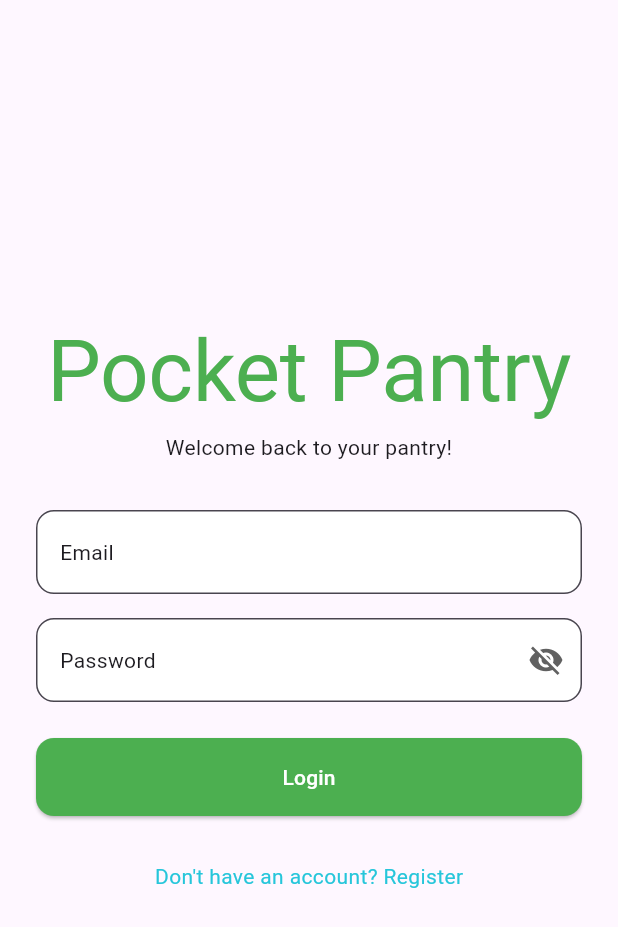
After one commit to manthan-chauhan-17/pocket-pantry-frontend, a Flutter app: the screen it shows after launch, after a tap on "Register", after a tap on "Already have an account? Login", on a phone screen of 412 x 824 dp. The commit adds this screen. Shown: the top 927 px of the screen. Run offline on Flutter 3.47's test engine with Material 3 defaults, Android fonts, the phone set to English and light mode, and no system bars; our stand-ins replace bloc, dio, equatable, flutter_bloc, google_fonts, retrofit; generated files the repository leaves out were written again; network calls fail.

Commit message:
--stable-- Auth Flow implemented with model and bloc

```diff
--- /dev/null
+++ b/lib/bloc/auth_bloc/auth_bloc.dart
@@ -0,0 +1,53 @@
+import 'dart:async';
+import 'dart:developer';
+
+import 'package:bloc/bloc.dart';
+import 'package:pocket_pantry_frontend/bloc/auth_bloc/auth_event.dart';
+import 'package:pocket_pantry_frontend/bloc/auth_bloc/auth_state.dart';
+import 'package:pocket_pantry_frontend/models/user_model.dart';
+import 'package:pocket_pantry_frontend/services/api_service/api/api.dart';
+
+class AuthBloc extends Bloc<AuthEvent, AuthState> {
+  UserModel userModel = UserModel();
+
+  AuthBloc() : super(AuthInitialState()) {
+    on<AuthRegisterEvent>(authRegister);
+    on<AuthLoginEvent>(authLogin);
+  }
+
+  FutureOr<void> authRegister(
+      AuthRegisterEvent event, Emitter<AuthState> emit) async {
+    emit(AuthRegisterLoadingState());
+    try {
+      userModel =
+          await Api.registerUser(event.name, event.email, event.password);
+
+      log(userModel.toString());
+      emit(AuthRegisterSuccessState());
+    } catch (error) {
+      log(error.toString(), name: "ERROR_BLOC");
+      emit(
+        AuthLoginErrorState(
+          error: error.toString(),
+        ),
+      );
+    }
+  }
+
+  FutureOr<void> authLogin(
+      AuthLoginEvent event, Emitter<AuthState> emit) async {
+    emit(AuthLoginLoadingState());
+
+    try {
+      userModel = await Api.loginUser(event.email, event.password);
+      emit(AuthLoginSuccessState());
+    } catch (error) {
+      log(error.toString(), name: "ERROR_BLOC");
+      emit(
+        AuthLoginErrorState(
+          error: error.toString(),
+        ),
+      );
+    }
+  }
+}
--- /dev/null
+++ b/lib/bloc/auth_bloc/auth_event.dart
@@ -0,0 +1,33 @@
+import 'package:equatable/equatable.dart';
+
+class AuthEvent extends Equatable {
+  @override
+  List<Object?> get props => [];
+}
+
+class AuthRegisterEvent extends AuthEvent {
+  final String name;
+  final String email;
+  final String password;
+
+  AuthRegisterEvent(
+      {required this.name, required this.email, required this.password});
+
+  @override
+  List<Object?> get props => [name, email, password];
+}
+
+class AuthLoginEvent extends AuthEvent {
+  final String email;
+  final String password;
+
+  AuthLoginEvent({required this.email, required this.password});
+
+  @override
+  List<Object?> get props => [email, password];
+}
+
+class AuthLogoutEvent extends AuthEvent {
+  @override
+  List<Object?> get props => [];
+}
--- /dev/null
+++ b/lib/bloc/auth_bloc/auth_state.dart
@@ -0,0 +1,36 @@
+import 'package:equatable/equatable.dart';
+
+class AuthState extends Equatable {
+  @override
+  List<Object?> get props => [];
+}
+
+class AuthInitialState extends AuthState {}
+
+// This state is used when the user is not authenticated
+class AuthRegisterLoadingState extends AuthState {}
+
+class AuthRegisterSuccessState extends AuthState {}
+
+class AuthRegisterErrorState extends AuthState {
+  final String error;
+
+  AuthRegisterErrorState({required this.error});
+
+  @override
+  List<Object?> get props => [error];
+}
+
+// This state is used when the user is trying to log in
+class AuthLoginLoadingState extends AuthState {}
+
+class AuthLoginSuccessState extends AuthState {}
+
+class AuthLoginErrorState extends AuthState {
+  final String error;
+
+  AuthLoginErrorState({required this.error});
+
+  @override
+  List<Object?> get props => [error];
+}
--- a/lib/main.dart
+++ b/lib/main.dart
@@ -1,6 +1,8 @@
 import 'package:flutter/material.dart';
-import 'package:pocket_pantry_frontend/screens/home_screen.dart';
+import 'package:pocket_pantry_frontend/bloc/auth_bloc/auth_bloc.dart';
+import 'package:pocket_pantry_frontend/screens/auth_screen/register_screen.dart';
 import 'package:pocket_pantry_frontend/services/api_service/api/api.dart';
+import 'package:flutter_bloc/flutter_bloc.dart';
 
 void main() {
   Api.checkHealthApi();
@@ -13,10 +15,17 @@ class MyApp extends StatelessWidget {
   // This widget is the root of your application.
   @override
   Widget build(BuildContext context) {
-    return MaterialApp(
-      debugShowCheckedModeBanner: false,
-      title: 'Pocket Pantry',
-      home: HomeScreen(),
+    return MultiBlocProvider(
+      providers: [
+        BlocProvider(
+          create: (context) => AuthBloc(),
+        ),
+      ],
+      child: MaterialApp(
+        debugShowCheckedModeBanner: false,
+        title: 'Pocket Pantry',
+        home: RegisterScreen(),
+      ),
     );
   }
 }
--- /dev/null
+++ b/lib/models/user_model.dart
@@ -0,0 +1,51 @@
+class UserModel {
+  int? statusCode;
+  Data? data;
+  String? message;
+  bool? success;
+
+  UserModel({this.statusCode, this.data, this.message, this.success});
+
+  UserModel.fromJson(Map<String, dynamic> json) {
+    statusCode = json['statusCode'];
+    data = json['data'] != null ? new Data.fromJson(json['data']) : null;
+    message = json['message'];
+    success = json['success'];
+  }
+
+  Map<String, dynamic> toJson() {
+    final Map<String, dynamic> data = new Map<String, dynamic>();
+    data['statusCode'] = this.statusCode;
+    if (this.data != null) {
+      data['data'] = this.data!.toJson();
+    }
+    data['message'] = this.message;
+    data['success'] = this.success;
+    return data;
+  }
+}
+
+class Data {
+  String? id;
+  String? name;
+  String? email;
+  String? token;
+
+  Data({this.id, this.name, this.email, this.token});
+
+  Data.fromJson(Map<String, dynamic> json) {
+    id = json['id'];
+    name = json['name'];
+    email = json['email'];
+    token = json['token'];
+  }
+
+  Map<String, dynamic> toJson() {
+    final Map<String, dynamic> data = new Map<String, dynamic>();
+    data['id'] = this.id;
+    data['name'] = this.name;
+    data['email'] = this.email;
+    data['token'] = this.token;
+    return data;
+  }
+}
--- /dev/null
+++ b/lib/screens/auth_screen/login_screen.dart
@@ -0,0 +1,176 @@
+import 'package:flutter/material.dart';
+import 'package:flutter_bloc/flutter_bloc.dart';
+import 'package:pocket_pantry_frontend/bloc/auth_bloc/auth_bloc.dart';
+import 'package:pocket_pantry_frontend/bloc/auth_bloc/auth_state.dart';
+import 'package:pocket_pantry_frontend/colors.dart';
+import 'package:pocket_pantry_frontend/screens/auth_screen/register_screen.dart';
+import 'package:pocket_pantry_frontend/screens/home_screen/home_screen.dart';
+import 'package:pocket_pantry_frontend/widgets/custom_text_field.dart';
+
+class LoginScreen extends StatefulWidget {
+  const LoginScreen({super.key});
+
+  @override
+  State<LoginScreen> createState() => _LoginScreenState();
+}
+
+class _LoginScreenState extends State<LoginScreen> {
+  final _formKey = GlobalKey<FormState>();
+  final _emailController = TextEditingController();
+  final _passwordController = TextEditingController();
+
+  @override
+  void dispose() {
+    _emailController.dispose();
+    _passwordController.dispose();
+    super.dispose();
+  }
+
+  @override
+  Widget build(BuildContext context) {
+    final textTheme = Theme.of(context).textTheme;
+    // final isDark = false; // make it toggle with bloc in future
+
+    return Scaffold(
+      body: BlocConsumer<AuthBloc, AuthState>(
+        listener: (context, state) {
+          if (state is AuthLoginErrorState) {
+            ScaffoldMessenger.of(context).showSnackBar(
+              SnackBar(
+                content: Text(
+                  state.error,
+                ),
+              ),
+            );
+          }
+
+          if (state is AuthLoginSuccessState) {
+            ScaffoldMessenger.of(context).showSnackBar(
+              SnackBar(
+                content: Text(
+                  "User Logged In Successfully",
+                ),
+              ),
+            );
+            Navigator.push(
+              context,
+              MaterialPageRoute(
+                builder: (context) => HomeScreen(),
+              ),
+            );
+          }
+        },
+        builder: (context, state) {
+          if (state is AuthLoginLoadingState) {
+            return Center(
+              child: CircularProgressIndicator(),
+            );
+          }
+          return Padding(
+            padding:
+                const EdgeInsets.symmetric(horizontal: 24.0, vertical: 32.0),
+            child: Form(
+              key: _formKey,
+              child: Column(
+                mainAxisAlignment: MainAxisAlignment.center,
+                crossAxisAlignment: CrossAxisAlignment.stretch,
+                children: [
+                  // App Logo or Title
+                  Text(
+                    'Pocket Pantry',
+                    style: textTheme.displayLarge?.copyWith(
+                      color: AppColors.primary,
+                    ),
+                    textAlign: TextAlign.center,
+                  ),
+                  const SizedBox(height: 8.0),
+                  Text(
+                    'Welcome back to your pantry!',
+                    style: textTheme.bodyMedium,
+                    textAlign: TextAlign.center,
+                  ),
+                  const SizedBox(height: 32.0),
+                  // Email Field
+                  CustomTextField(
+                    controller: _emailController,
+                    fieldType: FieldType.email,
+                    labelText: "Email",
+                    validator: (value) {
+                      if (value == null || value.isEmpty) {
+                        return 'Please enter your email';
+                      }
+                      if (!RegExp(r'^[\w-\.]+@([\w-]+\.)+[\w-]{2,4}$')
+                          .hasMatch(value)) {
+                        return 'Please enter a valid email';
+                      }
+                      return null;
+                    },
+                  ),
+                  const SizedBox(height: 16.0),
+                  // Password Field
+                  CustomTextField(
+                    controller: _passwordController,
+                    fieldType: FieldType.password,
+                    labelText: "Password",
+                    validator: (value) {
+                      if (value == null || value.isEmpty) {
+                        return 'Please enter your password';
+                      }
+                      if (value.length < 6) {
+                        return 'Password must be at least 6 characters';
+                      }
+                      return null;
+                    },
+                  ),
+                  const SizedBox(height: 24.0),
+                  // Login Button
+                  ElevatedButton(
+                    onPressed: () {
+                      if (_formKey.currentState!.validate()) {
+                        // Handle login logic here
+                        ScaffoldMessenger.of(context).showSnackBar(
+                          SnackBar(
+                            content: Text('Logging in...',
+                                style: textTheme.bodyMedium),
+                            backgroundColor: AppColors.success,
+                          ),
+                        );
+                      }
+                    },
+                    style: ElevatedButton.styleFrom(
+                      backgroundColor: AppColors.primary,
+                      foregroundColor: AppColors.lightSurface,
+                      padding: const EdgeInsets.symmetric(vertical: 16.0),
+                      shape: RoundedRectangleBorder(
+                        borderRadius: BorderRadius.circular(12.0),
+                      ),
+                    ),
+                    child: Text('Login',
+                        style: textTheme.labelLarge
+                            ?.copyWith(color: AppColors.lightSurface)),
+                  ),
+                  const SizedBox(height: 16.0),
+                  // Navigate to Register
+                  TextButton(
+                    onPressed: () {
+                      Navigator.push(
+                        context,
+                        MaterialPageRoute(
+                            builder: (context) => const RegisterScreen()),
+                      );
+                    },
+                    child: Text(
+                      'Don\'t have an account? Register',
+                      style: textTheme.bodyMedium
+                          ?.copyWith(color: AppColors.accent),
+                    ),
+                  ),
+                ],
+              ),
+            ),
+          );
+        },
+      ),
+    );
+  }
+}
--- /dev/null
+++ b/lib/screens/auth_screen/register_screen.dart
@@ -0,0 +1,205 @@
+import 'package:flutter/material.dart';
+import 'package:flutter_bloc/flutter_bloc.dart';
+import 'package:pocket_pantry_frontend/bloc/auth_bloc/auth_bloc.dart';
+import 'package:pocket_pantry_frontend/bloc/auth_bloc/auth_event.dart';
+import 'package:pocket_pantry_frontend/bloc/auth_bloc/auth_state.dart';
+import 'package:pocket_pantry_frontend/colors.dart';
+import 'package:pocket_pantry_frontend/screens/auth_screen/login_screen.dart';
+import 'package:pocket_pantry_frontend/screens/home_screen/home_screen.dart';
+import 'package:pocket_pantry_frontend/widgets/custom_text_field.dart';
+
+class RegisterScreen extends StatefulWidget {
+  const RegisterScreen({super.key});
+
+  @override
+  State<RegisterScreen> createState() => _RegisterScreenState();
+}
+
+class _RegisterScreenState extends State<RegisterScreen> {
+  final _formKey = GlobalKey<FormState>();
+  final _nameController = TextEditingController();
+  final _emailController = TextEditingController();
+  final _passwordController = TextEditingController();
+
+  @override
+  void dispose() {
+    _nameController.dispose();
+    _emailController.dispose();
+    _passwordController.dispose();
+    super.dispose();
+  }
+
+  @override
+  Widget build(BuildContext context) {
+    final textTheme = Theme.of(context).textTheme;
+
+    return Scaffold(
+      backgroundColor: AppColors.lightBackground,
+      appBar: AppBar(
+        backgroundColor: AppColors.lightBackground,
+        elevation: 0,
+        leading: IconButton(
+          icon: Icon(Icons.arrow_back, color: AppColors.lightIcon),
+          onPressed: () => Navigator.pop(context),
+        ),
+      ),
+      body: BlocConsumer<AuthBloc, AuthState>(
+        listener: (context, state) {
+          if (state is AuthRegisterErrorState) {
+            ScaffoldMessenger.of(context).showSnackBar(
+              SnackBar(
+                content: Text(
+                  state.error,
+                ),
+              ),
+            );
+          }
+
+          if (state is AuthRegisterSuccessState) {
+            ScaffoldMessenger.of(context).showSnackBar(
+              SnackBar(
+                content: Text(
+                  "User Registered Successfully",
+                ),
+              ),
+            );
+            Navigator.push(
+              context,
+              MaterialPageRoute(
+                builder: (context) => HomeScreen(),
+              ),
+            );
+          }
+        },
+        builder: (context, state) {
+          if (state is AuthRegisterLoadingState) {
+            return Center(
+              child: CircularProgressIndicator(),
+            );
+          }
+
+          return Padding(
+            padding:
+                const EdgeInsets.symmetric(horizontal: 24.0, vertical: 32.0),
+            child: Form(
+              key: _formKey,
+              child: Column(
+                mainAxisAlignment: MainAxisAlignment.center,
+                crossAxisAlignment: CrossAxisAlignment.stretch,
+                children: [
+                  // App Title
+                  Text(
+                    'Join Pocket Pantry',
+                    style: textTheme.displayLarge?.copyWith(
+                      color: AppColors.primary,
+                    ),
+                    textAlign: TextAlign.center,
+                  ),
+                  const SizedBox(height: 8.0),
+                  Text(
+                    'Create an account to start organizing!',
+                    style: textTheme.bodyMedium,
+                    textAlign: TextAlign.center,
+                  ),
+                  const SizedBox(height: 32.0),
+                  // Name Field
+                  CustomTextField(
+                    controller: _nameController,
+                    fieldType: FieldType.name,
+                    labelText: "Name",
+                    validator: (value) {
+                      if (value == null || value.isEmpty) {
+                        return 'Please enter your name';
+                      }
+                      return null;
+                    },
+                  ),
+                  const SizedBox(height: 16.0),
+                  // Email Field
+                  CustomTextField(
+                    controller: _emailController,
+                    fieldType: FieldType.email,
+                    labelText: "Email",
+                    validator: (value) {
+                      if (value == null || value.isEmpty) {
+                        return 'Please enter your email';
+                      }
+                      if (!RegExp(r'^[\w-\.]+@([\w-]+\.)+[\w-]{2,4}$')
+                          .hasMatch(value)) {
+                        return 'Please enter a valid email';
+                      }
+                      return null;
+                    },
+                  ),
+                  const SizedBox(height: 16.0),
+                  // Password Field
+                  CustomTextField(
+                    controller: _passwordController,
+                    fieldType: FieldType.password,
+                    labelText: "Password",
+                    validator: (value) {
+                      if (value == null || value.isEmpty) {
+                        return 'Please enter your password';
+                      }
+                      if (value.length < 6) {
+                        return 'Password must be at least 6 characters';
+                      }
+                      return null;
+                    },
+                  ),
+                  const SizedBox(height: 24.0),
+                  // Register Button
+                  ElevatedButton(
+                    onPressed: () {
+                      if (_formKey.currentState!.validate()) {
+                        // Handle registration logic here
+                        context.read<AuthBloc>().add(
+                              AuthRegisterEvent(
+                                  name: _nameController.text,
+                                  email: _emailController.text,
+                                  password: _passwordController.text),
+                            );
+                      }
+                    },
+                    style: ElevatedButton.styleFrom(
+                      backgroundColor: AppColors.primary,
+                      foregroundColor: AppColors.lightSurface,
+                      padding: const EdgeInsets.symmetric(vertical: 16.0),
+                      shape: RoundedRectangleBorder(
+                        borderRadius: BorderRadius.circular(12.0),
+                      ),
+                    ),
+                    child: state is AuthRegisterLoadingState
+                        ? Center(
+                            child: CircularProgressIndicator(),
+                          )
+                        : Text('Register',
+                            style: textTheme.labelLarge
+                                ?.copyWith(color: AppColors.lightSurface)),
+                  ),
+                  const SizedBox(height: 16.0),
+                  // Navigate to Login
+                  TextButton(
+                    onPressed: () {
+                      Navigator.push(
+                        context,
+                        MaterialPageRoute(
+                          builder: (context) => LoginScreen(),
+                        ),
+                      );
+                    },
+                    child: Text(
+                      'Already have an account? Login',
+                      style: textTheme.bodyMedium
+                          ?.copyWith(color: AppColors.accent),
+                    ),
+                  ),
+                ],
+              ),
+            ),
+          );
+        },
+      ),
+    );
+  }
+}
--- a/lib/services/api_service/api/api.dart
+++ b/lib/services/api_service/api/api.dart
@@ -1,8 +1,9 @@
 import 'dart:developer';
-
+import 'package:pocket_pantry_frontend/models/user_model.dart';
 import 'package:pocket_pantry_frontend/services/api_service/retorfit/injection.dart';
 
 class Api {
+  // Healthcheck
   static checkHealthApi() async {
     await restClient.healthcheck().then((value) {
       log('Healthcheck API response: $value', name: 'ApiService');
@@ -10,4 +11,37 @@ class Api {
       log('Error in healthcheck API: $error', name: 'ApiService');
     });
   }
+
+  // Register User
+  static Future<UserModel> registerUser(
+      String name, String email, String password) async {
+    Map<String, dynamic> body = {};
+    body['name'] = name;
+    body['email'] = email;
+    body['password'] = password;
+
+    log(body.toString(), name: "BODY");
+    // var jsonBody = jsonEncode(body);
+    try {
+      UserModel result = await restClient.register(body);
+      return result;
+    } catch (e) {
+      log(e.toString(), name: "Error in registering user");
+      rethrow;
+    }
+  }
+
+  static Future<UserModel> loginUser(String email, String password) async {
+    Map<String, dynamic> body = {};
+    body['email'] = email;
+    body['password'] = password;
+
+    try {
+      UserModel result = await restClient.login(body);
+      return result;
+    } catch (e) {
+      log(e.toString(), name: "Error in login user");
+      rethrow;
+    }
+  }
 }
--- a/lib/services/api_service/retorfit/injection.dart
+++ b/lib/services/api_service/retorfit/injection.dart
@@ -34,6 +34,9 @@ Dio getDio() {
     final response = e.response;
     dev.log(
         'Api Error --> statusCode: ${response?.statusCode} --> ${response?.statusMessage} : Error ==> ${e.toString()}');
+    if (e.response != null) {
+      dev.log('Response data: ${e.response?.data}');
+    }
     return handler.next(e);
   }));
   return dio;
--- a/lib/services/api_service/retorfit/rest_client.dart
+++ b/lib/services/api_service/retorfit/rest_client.dart
@@ -1,4 +1,5 @@
 import 'package:dio/dio.dart';
+import 'package:pocket_pantry_frontend/models/user_model.dart';
 import 'package:retrofit/retrofit.dart';
 
 part 'rest_client.g.dart';
@@ -7,6 +8,12 @@ part 'rest_client.g.dart';
 abstract class RestClient {
   factory RestClient(Dio dio, {String? baseUrl}) = _RestClient;
 
-  @GET('/healthcheck')
+  @GET('healthcheck')
   Future<dynamic> healthcheck();
+
+  @POST('auth/register')
+  Future<UserModel> register(@Body() Map<String, dynamic> body);
+
+  @POST('auth/login')
+  Future<UserModel> login(@Body() Map<String, dynamic> body);
 }
--- /dev/null
+++ b/lib/widgets/custom_text_field.dart
@@ -0,0 +1,77 @@
+import 'package:flutter/material.dart';
+import 'package:pocket_pantry_frontend/colors.dart';
+
+enum FieldType { name, email, password }
+
+class CustomTextField extends StatefulWidget {
+  final TextEditingController controller;
+  final FieldType fieldType;
+  final String labelText;
+  final String? Function(String?) validator;
+
+  const CustomTextField({
+    super.key,
+    required this.controller,
+    required this.fieldType,
+    required this.labelText,
+    required this.validator,
+  });
+
+  @override
+  State<CustomTextField> createState() => _CustomTextFieldState();
+}
+
+class _CustomTextFieldState extends State<CustomTextField> {
+  bool _obscureText = true;
+
+  @override
+  Widget build(BuildContext context) {
+    final textTheme = Theme.of(context).textTheme;
+    // final isDark = Theme.of(context).brightness == Brightness.dark;
+
+    return TextFormField(
+      controller: widget.controller,
+      obscureText: widget.fieldType == FieldType.password && _obscureText,
+      keyboardType: _getKeyboardType(),
+      decoration: InputDecoration(
+        labelText: widget.labelText,
+        labelStyle: textTheme.bodyMedium,
+        border: OutlineInputBorder(
+          borderRadius: BorderRadius.circular(12.0),
+          borderSide: BorderSide(color: AppColors.divider),
+        ),
+        focusedBorder: OutlineInputBorder(
+          borderRadius: BorderRadius.circular(12.0),
+          borderSide: BorderSide(color: AppColors.primary),
+        ),
+        filled: true,
+        fillColor: AppColors.lightSurface,
+        suffixIcon: widget.fieldType == FieldType.password
+            ? IconButton(
+                icon: Icon(
+                  _obscureText ? Icons.visibility_off : Icons.visibility,
+                  color: AppColors.lightIcon,
+                ),
+                onPressed: () {
+                  setState(() {
+                    _obscureText = !_obscureText;
+                  });
+                },
+              )
+            : null,
+      ),
+      validator: widget.validator,
+    );
+  }
+
+  TextInputType _getKeyboardType() {
+    switch (widget.fieldType) {
+      case FieldType.email:
+        return TextInputType.emailAddress;
+      case FieldType.name:
+        return TextInputType.name;
+      case FieldType.password:
+        return TextInputType.visiblePassword;
+    }
+  }
+}
--- a/pubspec.yaml
+++ b/pubspec.yaml
@@ -38,6 +38,9 @@ dependencies:
   retrofit: ^4.4.2
   dio: ^5.8.0+1
   json_annotation: ^4.9.0
+  bloc: ^9.0.0
+  flutter_bloc: ^9.1.1
+  equatable: ^2.0.7
 
 dev_dependencies:
   flutter_test:
```
Also changed, not shown: lib/screens/home_screen/home_screen.dart (renamed from lib/screens/home_screen.dart), pubspec.lock, 2 other files.
